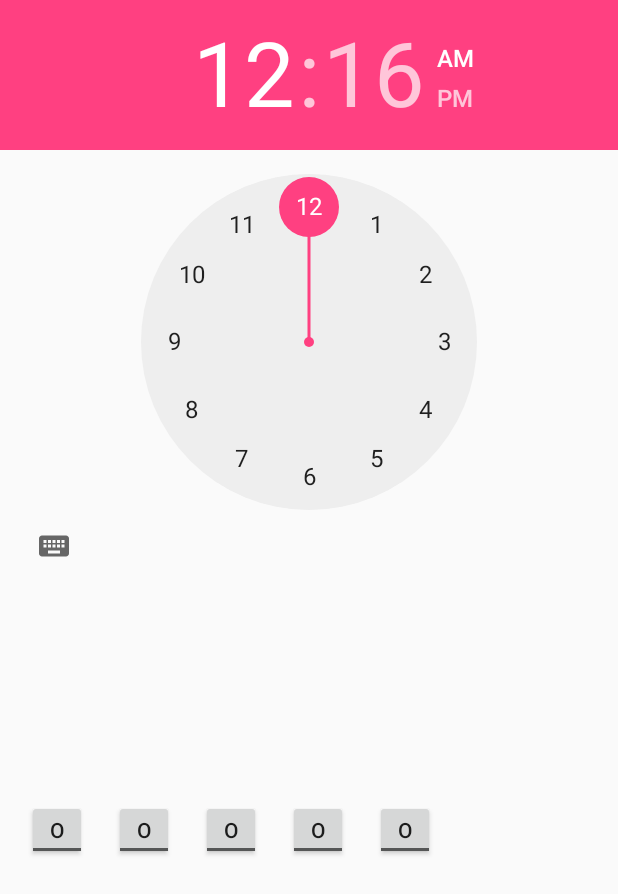
After one commit to ved0/WakeMeAndDontBreakMe, an Android app: the layout activity_alarm.xml on its own in the app's theme, with its tools: preview values and no code run, on a phone screen of 412 x 824 dp. The commit adds this screen. Shown: the top 894 px of the screen. Run offline under Robolectric (Android 15) with nearby library versions, the phone set to English and light mode, and no system bars.

Commit message:
Removed mainActivity fragments Added timepicker and weekday toggle buttons

```diff
--- a/app/src/main/java/xs/wakemeanddontbreakme/SplashScreen.java
+++ b/app/src/main/java/xs/wakemeanddontbreakme/SplashScreen.java
@@ -29,7 +29,7 @@ public class SplashScreen extends Activity {
             public void run() {
                 // This method will be executed once the timer is over
                 // Start your app main activity
-                Intent i = new Intent(SplashScreen.this, mainActivity.class);
+                Intent i = new Intent(SplashScreen.this, AlarmActivity.class);
                 startActivity(i);
 
                 // close this activity
--- /dev/null
+++ b/app/src/main/res/layout/activity_alarm.xml
@@ -0,0 +1,64 @@
+<?xml version="1.0" encoding="utf-8"?>
+<RelativeLayout xmlns:android="http://schemas.android.com/apk/res/android"
+    xmlns:app="http://schemas.android.com/apk/res-auto"
+    xmlns:tools="http://schemas.android.com/tools"
+    android:layout_width="match_parent"
+    android:layout_height="match_parent"
+    tools:context="xs.wakemeanddontbreakme.AlarmActivity">
+
+    <TimePicker
+        android:id="@+id/timePicker"
+        android:layout_width="wrap_content"
+        android:layout_height="800px"
+        android:layout_alignParentLeft="true"
+        android:layout_alignParentStart="true"
+        android:layout_alignParentTop="true">
+
+    </TimePicker>
+
+    <ToggleButton
+        android:id="@+id/Mon"
+        android:layout_width="40dp"
+        android:layout_height="40dp"
+        android:text="M"
+        android:layout_below="@+id/timePicker"
+        android:layout_marginLeft="18dp"
+        android:layout_marginStart="18dp" />
+    <ToggleButton
+        android:id="@+id/Tue"
+        android:layout_width="40dp"
+        android:layout_height="40dp"
+        android:text="T"
+        android:layout_below="@+id/timePicker"
+        android:layout_toRightOf="@+id/Mon"
+        android:layout_marginLeft="18dp"
+        android:layout_marginStart="18dp" />
+    <ToggleButton
+        android:id="@+id/Wed"
+        android:layout_width="40dp"
+        android:layout_height="40dp"
+        android:text="W"
+        android:layout_below="@+id/timePicker"
+        android:layout_toRightOf="@+id/Tue"
+        android:layout_marginLeft="18dp"
+        android:layout_marginStart="18dp"/>
+    <ToggleButton
+        android:id="@+id/Thu"
+        android:layout_width="40dp"
+        android:layout_height="40dp"
+        android:text="T"
+        android:layout_below="@+id/timePicker"
+        android:layout_toRightOf="@+id/Wed"
+        android:layout_marginLeft="18dp"
+        android:layout_marginStart="18dp" />
+    <ToggleButton
+        android:id="@+id/Fri"
+        android:layout_width="40dp"
+        android:layout_height="40dp"
+        android:text="F"
+        android:layout_below="@+id/timePicker"
+        android:layout_toRightOf="@+id/Thu"
+        android:layout_marginLeft="18dp"
+        android:layout_marginStart="18dp" />
+
+</RelativeLayout>
```
Also changed, not shown: app/src/main/AndroidManifest.xml (+1 -7 lines), app/src/main/java/xs/wakemeanddontbreakme/AlarmActivity.java (added, +31 -0 lines), app/src/main/java/xs/wakemeanddontbreakme/FullscreenActivity.java (deleted, +0 -163 lines), app/src/main/java/xs/wakemeanddontbreakme/TimePickerFragment.java (added, +45 -0 lines), app/src/main/java/xs/wakemeanddontbreakme/mainActivity.java (deleted, +0 -162 lines).
